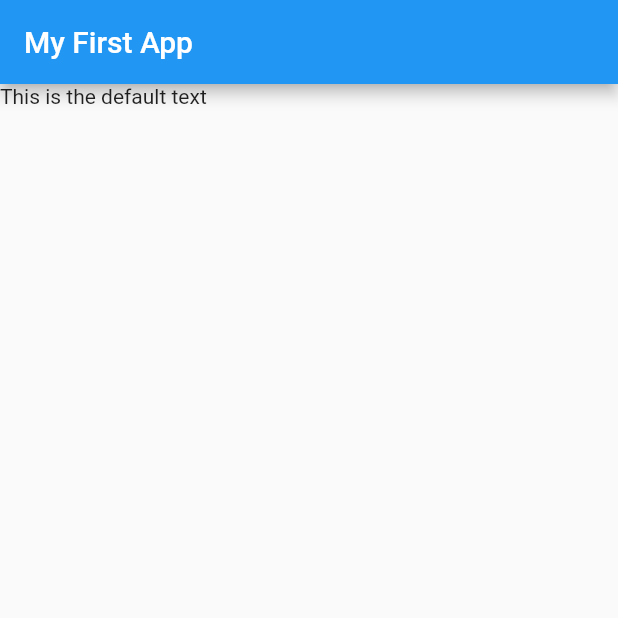
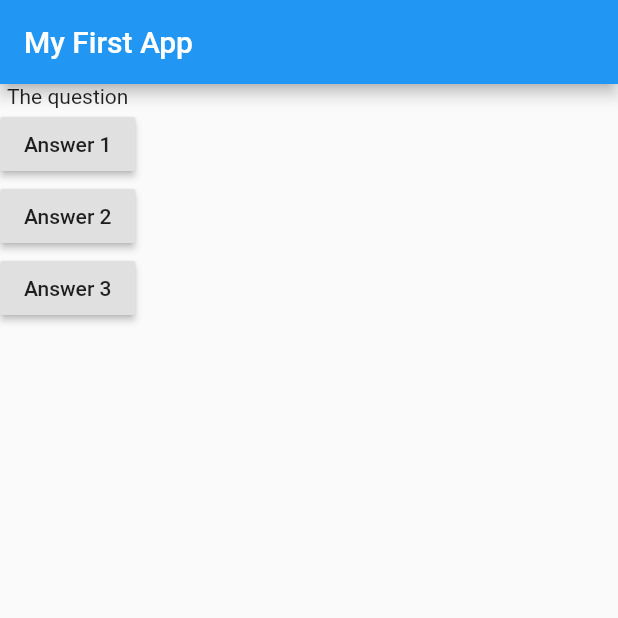
Before and after one commit to fredrondina/flutter_course_project_1, a Flutter app: the screen it shows after launch, on a phone screen of 412 x 824 dp, the top half of it. Run offline on Flutter 3.47's test engine with Material 2 defaults, Android fonts, the phone set to English and light mode, and no system bars.

Commit message:
Added pressable buttons to the question on main page

```diff
--- a/lib/main.dart
+++ b/lib/main.dart
@@ -6,12 +6,36 @@ import 'package:flutter/material.dart';
 void main() => runApp(MyApp());
 
 class MyApp extends StatelessWidget {
+  void answerQuestion(){
+    print('Answer Chosen');
+  }
+
   @override
   Widget build(BuildContext context) {
+    var questions = [
+      "Whats's your favorite colour?",
+      "Whats your favorite animal?",
+    ];
     return MaterialApp(
       home: Scaffold(
         appBar: AppBar(title: Text('My First App')),
-        body: Text('This is the default text'),
+        body: Column(
+          children: [
+            Text('The question'),
+            RaisedButton(
+              child: Text("Answer 1"),
+              onPressed: answerQuestion,
+            ),
+            RaisedButton(
+              child: Text("Answer 2"),
+              onPressed: () => print('Answer 2 Chosen'),
+            ),
+            RaisedButton(
+              child: Text("Answer 3"),
+              onPressed: answerQuestion,
+            ),
+          ],
+        ),
       ),
     );
   }
```
